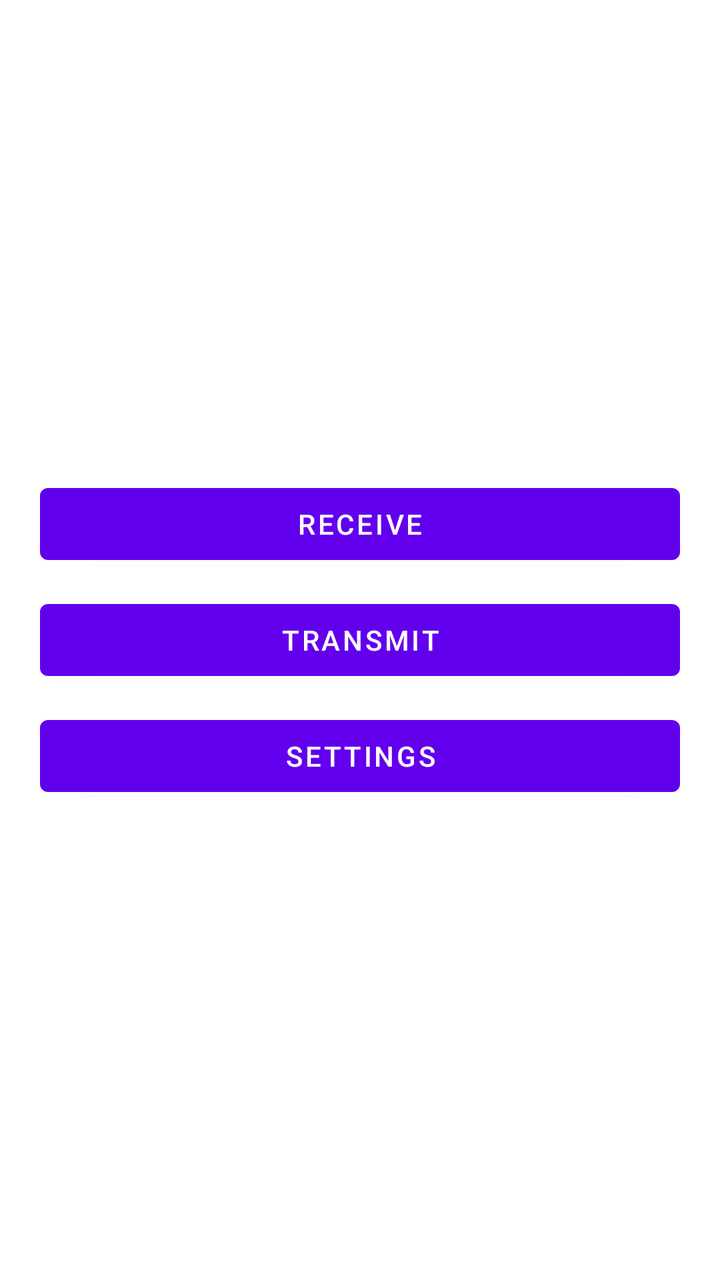
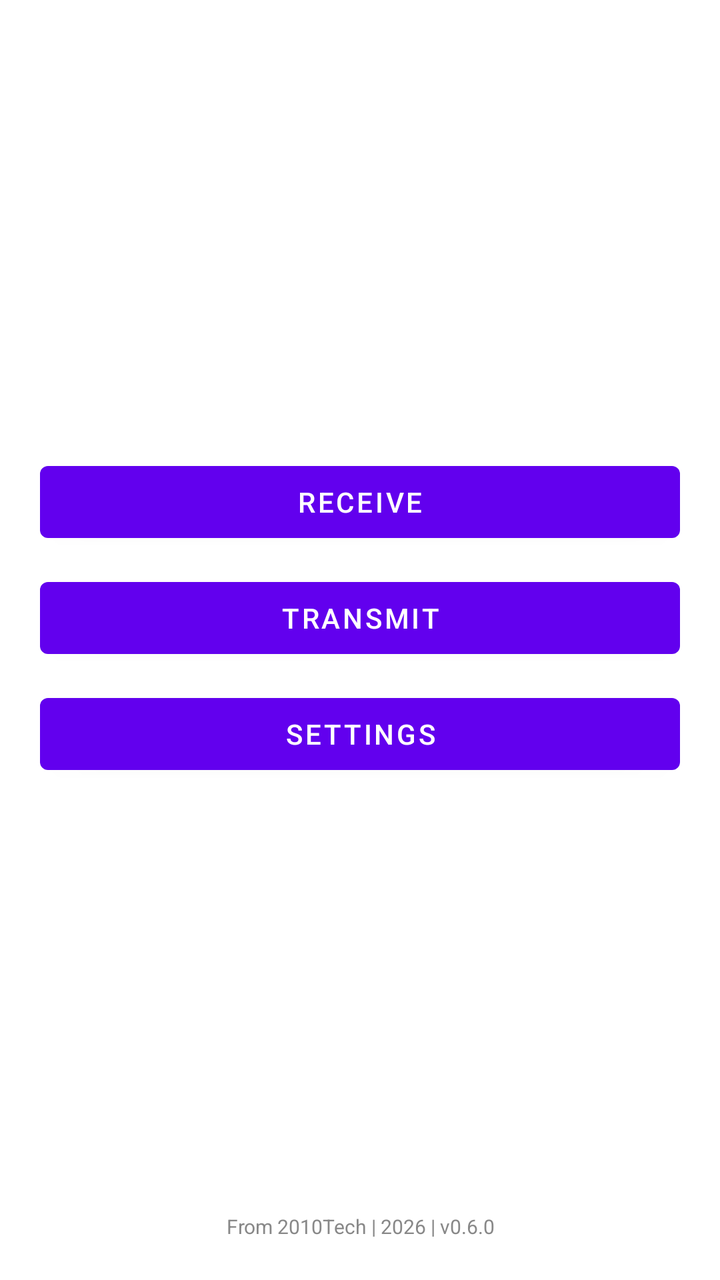

Compare the two renders of this Android layout. The source of the first and the diff that turns it into the second are given below.
<!-- AndroidManifest.xml: fallback theme Theme.MaterialComponents.DayNight.NoActionBar -->
<!-- res/layout/main.xml -->
<?xml version="1.0" encoding="utf-8"?>

<LinearLayout xmlns:android="http://schemas.android.com/apk/res/android"
    android:id="@+id/main_root"
    android:orientation="vertical"
    android:layout_width="fill_parent"
    android:layout_height="fill_parent"
    android:gravity="center"
    android:padding="20dp">
    <Button
        android:id="@+id/btn_receive"
        android:layout_width="fill_parent"
        android:layout_height="wrap_content"
        android:text="@string/receive" />
    <Button
        android:id="@+id/btn_transmit"
        android:layout_width="fill_parent"
        android:layout_height="wrap_content"
        android:layout_marginTop="10dp"
        android:text="@string/transmit" />
    <Button
        android:id="@+id/btn_settings"
        android:layout_width="fill_parent"
        android:layout_height="wrap_content"
        android:layout_marginTop="10dp"
        android:text="@string/settings" />
</LinearLayout>
<!-- resources referenced by this layout -->
<resources>
  <string name="receive">Receive</string>
  <string name="settings">Settings</string>
  <string name="transmit">Transmit</string>
</resources>

<!-- the commit's change to res/layout/main.xml (unified diff, before → after) -->
@@ -1,5 +1,4 @@
 <?xml version="1.0" encoding="utf-8"?>
-
 <LinearLayout xmlns:android="http://schemas.android.com/apk/res/android"
     android:id="@+id/main_root"
     android:orientation="vertical"
@@ -7,21 +6,40 @@
     android:layout_height="fill_parent"
     android:gravity="center"
     android:padding="20dp">
-    <Button
-        android:id="@+id/btn_receive"
+
+    <LinearLayout
+        android:orientation="vertical"
+        android:layout_width="fill_parent"
+        android:layout_height="0dp"
+        android:layout_weight="1"
+        android:gravity="center">
+
+        <Button
+            android:id="@+id/btn_receive"
+            android:layout_width="fill_parent"
+            android:layout_height="wrap_content"
+            android:text="@string/receive" />
+        <Button
+            android:id="@+id/btn_transmit"
+            android:layout_width="fill_parent"
+            android:layout_height="wrap_content"
+            android:layout_marginTop="10dp"
+            android:text="@string/transmit" />
+        <Button
+            android:id="@+id/btn_settings"
+            android:layout_width="fill_parent"
+            android:layout_height="wrap_content"
+            android:layout_marginTop="10dp"
+            android:text="@string/settings" />
+    </LinearLayout>
+
+    <TextView
+        android:id="@+id/main_subtext"
         android:layout_width="fill_parent"
         android:layout_height="wrap_content"
-        android:text="@string/receive" />
-    <Button
-        android:id="@+id/btn_transmit"
-        android:layout_width="fill_parent"
-        android:layout_height="wrap_content"
-        android:layout_marginTop="10dp"
-        android:text="@string/transmit" />
-    <Button
-        android:id="@+id/btn_settings"
-        android:layout_width="fill_parent"
-        android:layout_height="wrap_content"
-        android:layout_marginTop="10dp"
-        android:text="@string/settings" />
+        android:gravity="center_horizontal"
+        android:textSize="10sp"
+        android:textColor="#888888"
+        android:paddingTop="8dp"
+        android:text="@string/app_subtext" />
 </LinearLayout>
<!-- resource entries referenced after the edit -->
@@ -1,5 +1,6 @@
 <!-- resources referenced by this layout -->
 <resources>
+  <string name="app_subtext">From 2010Tech | 2026 | v0.6.0</string>
   <string name="receive">Receive</string>
   <string name="settings">Settings</string>
   <string name="transmit">Transmit</string>
